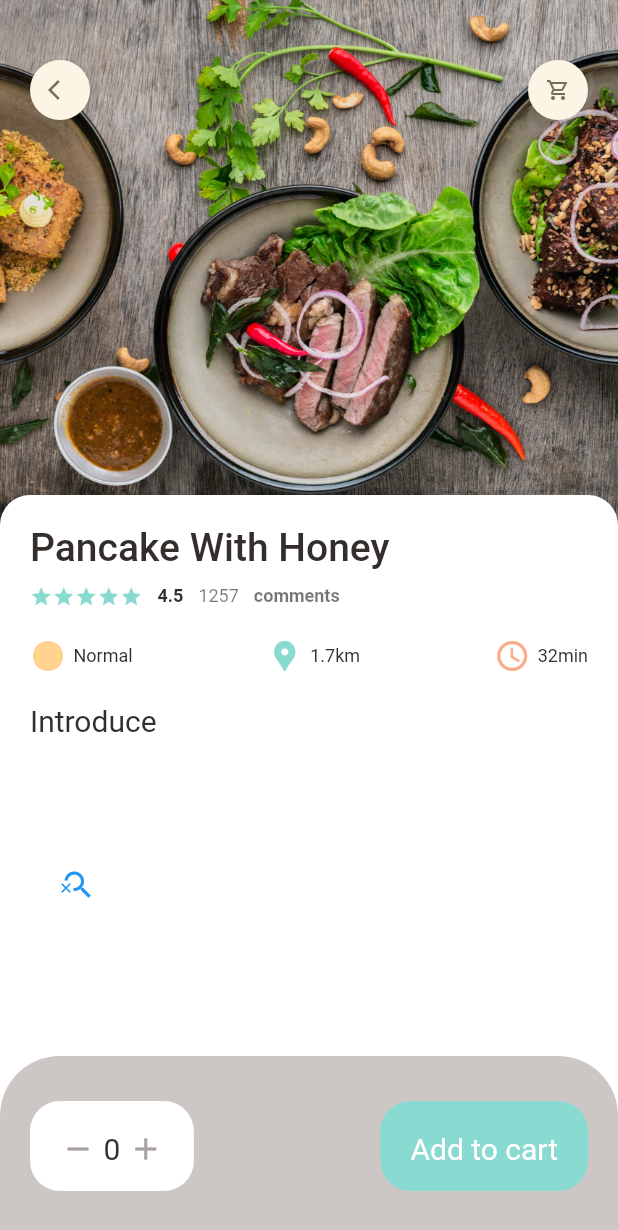
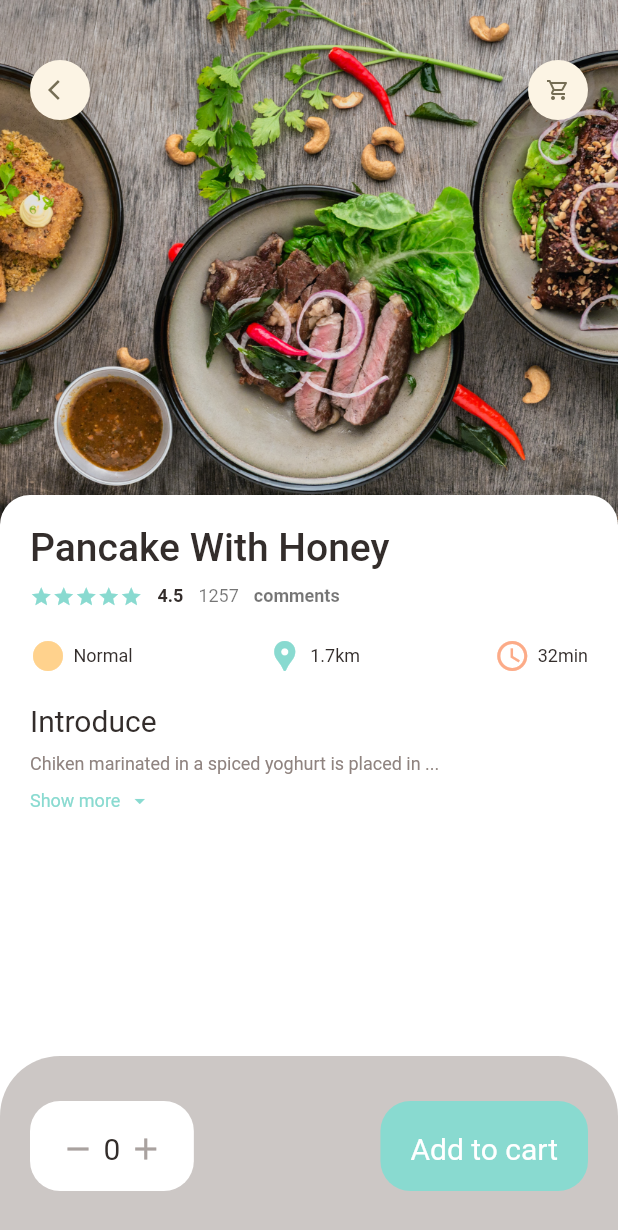
Before and after one commit to HC-DevE/Flutter-projects, a Flutter app: the screen it shows after launch, on a phone screen of 412 x 824 dp. Shown: the top 1230 px of the screen. Run offline on Flutter 3.47's test engine with Material 2 defaults, Android fonts, the phone set to English and light mode, and no system bars; our stand-ins replace dots_indicator, get; Roboto replaces fonts that are missing (Schyler).

Commit message:
creaating new app to integrate new layout and test

```diff
--- a/food_delivery/lib/screens/food/popular_food_detail.dart
+++ b/food_delivery/lib/screens/food/popular_food_detail.dart
@@ -6,6 +6,7 @@ import 'package:food_delivery/utils/dimensions.dart';
 import 'package:food_delivery/widgets/app_column.dart';
 import 'package:food_delivery/widgets/app_icon.dart';
 import 'package:food_delivery/widgets/big_text.dart';
+import 'package:food_delivery/widgets/expandable_text_widget.dart';
 import 'package:food_delivery/widgets/small_text.dart';
 
 import '../../nutritionix_api.service.dart';
@@ -20,6 +21,7 @@ class PopularFoodDetail extends StatelessWidget {
       backgroundColor: Colors.white,
       body: Stack(
         children: [
+          //background image
           Positioned(
             left: 0,
             right: 0,
@@ -35,6 +37,7 @@ class PopularFoodDetail extends StatelessWidget {
               ),
             ),
           ),
+          // icon widget
           Positioned(
             top: Dimensions.height40,
             left: Dimensions.width20,
@@ -52,6 +55,7 @@ class PopularFoodDetail extends StatelessWidget {
               ],
             ),
           ),
+          //introduction of food
           Positioned(
             left: 0,
             right: 0,
@@ -72,6 +76,7 @@ class PopularFoodDetail extends StatelessWidget {
                 height:
                     Dimensions.screenHeight - Dimensions.popularFoodImgSize350,
                 child: Column(
+                  crossAxisAlignment: CrossAxisAlignment.start,
                   children: [
                     AppColumn(
                       text: 'Pancake With Honey',
@@ -79,34 +84,23 @@ class PopularFoodDetail extends StatelessWidget {
                     SizedBox(
                       height: Dimensions.height20,
                     ),
-                    Column(
-                      crossAxisAlignment: CrossAxisAlignment.start,
-                      mainAxisAlignment: MainAxisAlignment.spaceBetween,
-                      children: [
-                        BigText(text: 'Introduce'),
-                        SizedBox(
-                          height: Dimensions.height10,
-                        ),
-                        RichText(
-                          text: TextSpan(
+                    BigText(text: 'Introduce'),
+                    SizedBox(
+                      height: Dimensions.height10,
+                    ),
+                    // expandable text widget
+                    Expanded(
+                      child: SingleChildScrollView(
+                        child: ExpandableTextWidget(
                             text:
-                                'Chiken marinated in a spiced yoghurt is placed in a large pot, then layered with fired onions(cheeky easy sub below!), fresh coriander/cilantro, then pare blabla bla blablabla bla bla blalalblblalbl',
-                          ),
-                        ),
-                        Container(
-                          child: TextButton(
-                            onPressed: () async =>
-                                {await fetchNutritionData('apple')},
-                            child: Icon(Icons.search_off_outlined),
-                          ),
-                        )
-                      ],
+                                'Chiken marinated in a spiced yoghurt is placed in a large pot, then layered with fired onions(cheeky easy sub below!), fresh coriander/cilantro, then pare blabla bla blablabla bla bla blalalblblalbl'),
+                      ),
                     )
                   ],
                 ),
               ),
             ),
-          )
+          ),
         ],
       ),
       bottomNavigationBar: Container(
--- a/food_delivery/lib/utils/dimensions.dart
+++ b/food_delivery/lib/utils/dimensions.dart
@@ -26,6 +26,7 @@ class Dimensions {
   static double width50 = screenWidth / (screenWidth / 50);
 
   //dynamic font size
+  static double font16 = screenHeight / (screenHeight / 16);
   static double font20 = screenHeight / (screenHeight / 20);
   static double font26 = screenHeight / (screenHeight / 26);
   //dynamic radius size
--- /dev/null
+++ b/food_delivery/lib/widgets/expandable_text_widget.dart
@@ -0,0 +1,78 @@
+import 'dart:convert';
+
+import 'package:flutter/material.dart';
+import 'package:food_delivery/nutritionix_api.service.dart';
+import 'package:food_delivery/utils/colors.dart';
+import 'package:food_delivery/utils/dimensions.dart';
+import 'package:food_delivery/widgets/small_text.dart';
+
+class ExpandableTextWidget extends StatefulWidget {
+  final String text;
+  const ExpandableTextWidget({super.key, required this.text});
+
+  @override
+  State<ExpandableTextWidget> createState() => _ExpandableTextWidgetState();
+}
+
+class _ExpandableTextWidgetState extends State<ExpandableTextWidget> {
+  late String firstHalf;
+  late String secondHalf;
+
+  bool hiddenText = true;
+
+  double textHeight = Dimensions.height50 * 2;
+
+  @override
+  void initState() {
+    super.initState();
+    if (widget.text.length > Dimensions.height50) {
+      firstHalf = widget.text.substring(0, Dimensions.height50.toInt());
+      secondHalf = widget.text
+          .substring(Dimensions.height50.toInt(), widget.text.length);
+    } else {
+      firstHalf = widget.text;
+      secondHalf = '';
+    }
+  }
+
+  late String nutritionDataResponse;
+  @override
+  Widget build(BuildContext context) {
+    return Container(
+      height: textHeight,
+      child: Column(
+        crossAxisAlignment: CrossAxisAlignment.start,
+        children: [
+          SmallText(
+              text: hiddenText ? '$firstHalf...' : '$firstHalf$secondHalf',
+              color: AppColors.paraColor),
+          SizedBox(height: Dimensions.height10),
+          InkWell(
+            onTap: () {
+              setState(() {
+                hiddenText = !hiddenText;
+                textHeight = hiddenText
+                    ? Dimensions.height50 * 2
+                    : Dimensions.height50 * 3;
+              });
+            },
+            child: Row(
+              children: [
+                SmallText(
+                  text: hiddenText ? 'Show more' : 'Show less',
+                  color: AppColors.mainColor,
+                ),
+                SizedBox(width: Dimensions.width10 / 2),
+                Icon(
+                  hiddenText ? Icons.arrow_drop_down : Icons.arrow_drop_up,
+                  size: Dimensions.iconSize16,
+                  color: AppColors.mainColor,
+                ),
+              ],
+            ),
+          ),
+        ],
+      ),
+    );
+  }
+}
--- /dev/null
+++ b/watintake_dribble_design/lib/main.dart
@@ -0,0 +1,21 @@
+import 'package:flutter/material.dart';
+import 'package:watintake_dribble_design/screens/home/welcome_screen.dart';
+
+void main() {
+  runApp(const MyApp());
+}
+
+class MyApp extends StatelessWidget {
+  const MyApp({super.key});
+
+  // This widget is the root of your application.
+  @override
+  Widget build(BuildContext context) {
+    return MaterialApp(
+      title: 'Flutter Demo',
+      theme: ThemeData(
+      ),
+      home: WelcomePage(),
+    );
+  }
+}
```
Also changed, not shown: food_delivery/lib/nutritionix_api.service.dart (+16 -6 lines), watintake_dribble_design/analysis_options.yaml (added, +29 -0 lines), watintake_dribble_design/lib/screens/home/welcome_screen.dart (added, +70 -0 lines), watintake_dribble_design/pubspec.yaml (added, +89 -0 lines), watintake_dribble_design/lib/screens/home/dashboard_screen.dart (added), watintake_dribble_design/lib/screens/home/homepage_screen.dart (added), watintake_dribble_design/lib/screens/home/login_screen.dart (added), watintake_dribble_design/lib/screens/home/signup_screen.dart (added), watintake_dribble_design/lib/screens/nutrition/water_screen.dart (added), watintake_dribble_design/lib/screens/workout/workout_screen.dart (added), watintake_dribble_design/pubspec.lock (added), 122 other files.
